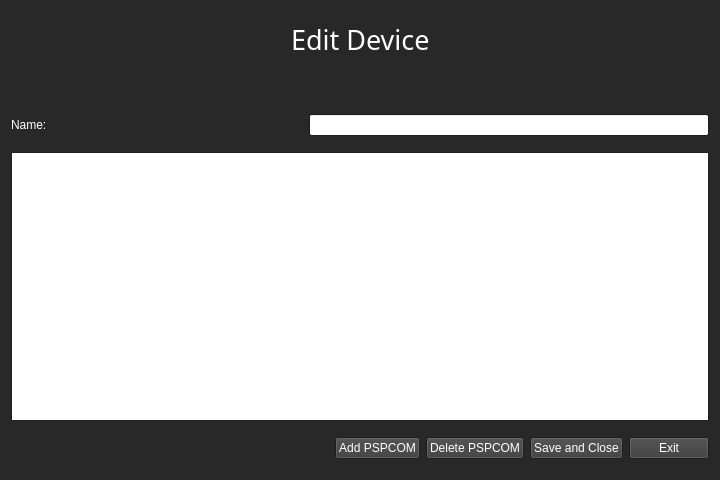
The window that menus/editdevice.ui (PSP-High-Altitude/GroundStation) describes before a commit, drawn with Qt 5.
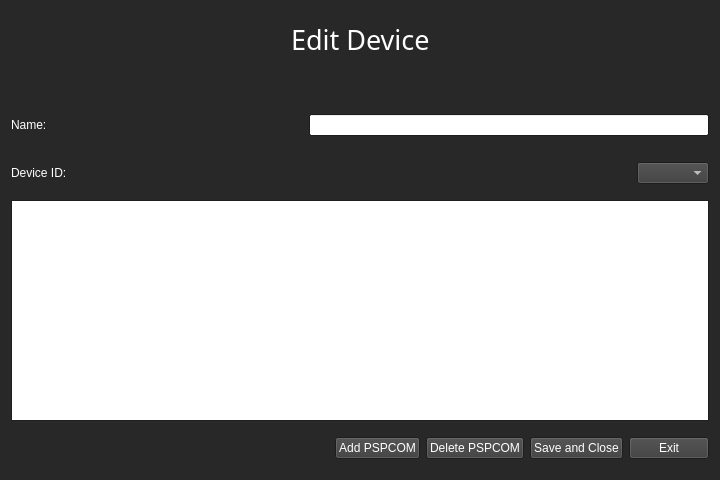
The same window after the commit.

Commit message:
PSPCOM implementation and started device control
- PSPCOM: completed initial PSPCOM and worker class for processing incoming messages and sending messages.
- Device Control: Device class now polls device for supported messages on connection.
- Console: console receives formatted PSPCOM messages to display.

Diff of the .ui file:
```diff
--- a/menus/editdevice.ui
+++ b/menus/editdevice.ui
@@ -262,6 +262,39 @@
      </item>
     </layout>
    </item>
+   <item>
+    <layout class="QHBoxLayout" name="horizontalLayout_5">
+     <property name="topMargin">
+      <number>10</number>
+     </property>
+     <property name="bottomMargin">
+      <number>10</number>
+     </property>
+     <item>
+      <widget class="QLabel" name="label_3">
+       <property name="text">
+        <string>Device ID:</string>
+       </property>
+      </widget>
+     </item>
+     <item>
+      <spacer name="horizontalSpacer_5">
+       <property name="orientation">
+        <enum>Qt::Horizontal</enum>
+       </property>
+       <property name="sizeHint" stdset="0">
+        <size>
+         <width>40</width>
+         <height>20</height>
+        </size>
+       </property>
+      </spacer>
+     </item>
+     <item>
+      <widget class="QComboBox" name="device_id"/>
+     </item>
+    </layout>
+   </item>
    <item>
     <layout class="QHBoxLayout" name="horizontalLayout_4">
      <item>
```
The commit also changes 33 other files.
